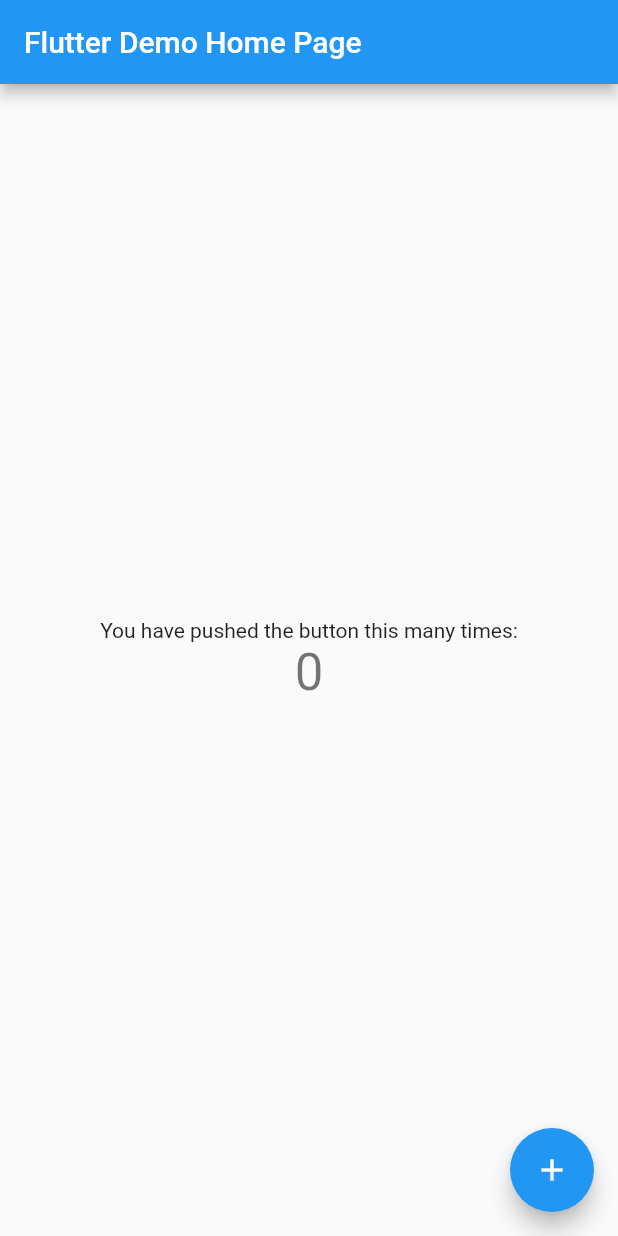
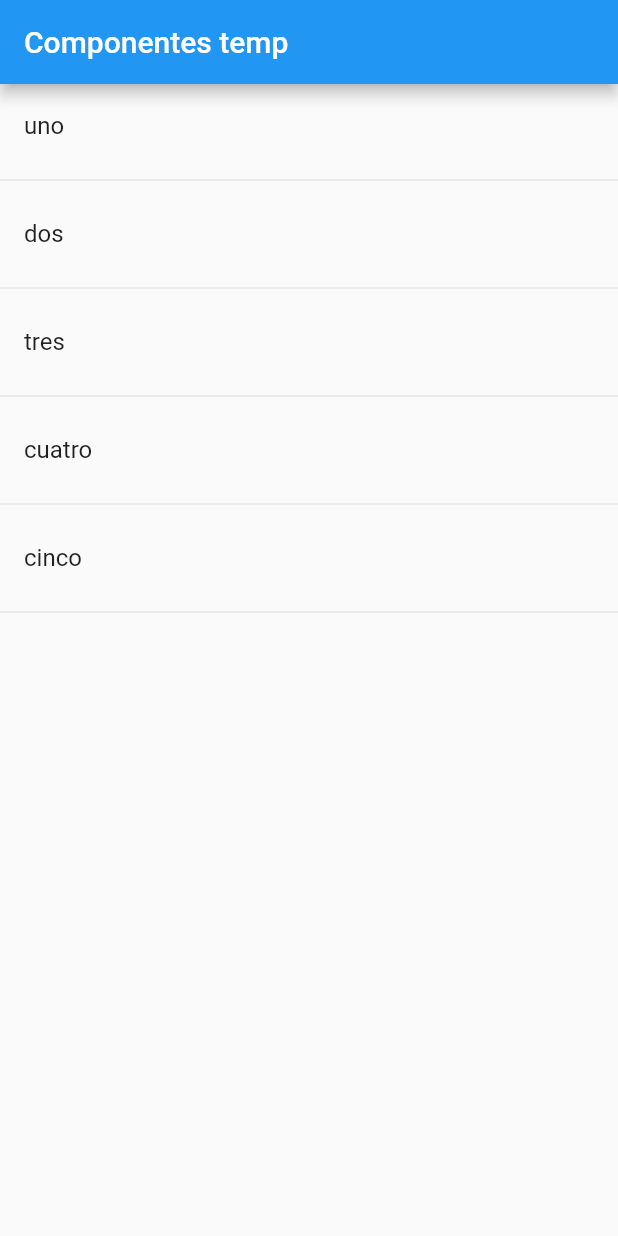
Before and after one commit to maxaqquepucho/flutter_components_practice, a Flutter app: the screen it shows after launch, on a phone screen of 412 x 824 dp. Run offline on Flutter 3.47's test engine with Material 2 defaults, Android fonts, the phone set to English and light mode, and no system bars.

Commit message:
practice with listview

```diff
--- a/lib/main.dart
+++ b/lib/main.dart
@@ -1,113 +1,11 @@
 import 'package:flutter/material.dart';
+import 'package:flutter_components/pages/home_temp.dart';
 
-void main() {
-  runApp(MyApp());
-}
+void main() => runApp(MyApp());
 
 class MyApp extends StatelessWidget {
-  // This widget is the root of your application.
   @override
   Widget build(BuildContext context) {
-    return MaterialApp(
-      title: 'Flutter Demo',
-      theme: ThemeData(
-        // This is the theme of your application.
-        //
-        // Try running your application with "flutter run". You'll see the
-        // application has a blue toolbar. Then, without quitting the app, try
-        // changing the primarySwatch below to Colors.green and then invoke
-        // "hot reload" (press "r" in the console where you ran "flutter run",
-        // or simply save your changes to "hot reload" in a Flutter IDE).
-        // Notice that the counter didn't reset back to zero; the application
-        // is not restarted.
-        primarySwatch: Colors.blue,
-      ),
-      home: MyHomePage(title: 'Flutter Demo Home Page'),
-    );
+    return MaterialApp(title: 'Material App', home: HomePageTemp());
   }
 }
-
-class MyHomePage extends StatefulWidget {
-  MyHomePage({Key key, this.title}) : super(key: key);
-
-  // This widget is the home page of your application. It is stateful, meaning
-  // that it has a State object (defined below) that contains fields that affect
-  // how it looks.
-
-  // This class is the configuration for the state. It holds the values (in this
-  // case the title) provided by the parent (in this case the App widget) and
-  // used by the build method of the State. Fields in a Widget subclass are
-  // always marked "final".
-
-  final String title;
-
-  @override
-  _MyHomePageState createState() => _MyHomePageState();
-}
-
-class _MyHomePageState extends State<MyHomePage> {
-  int _counter = 0;
-
-  void _incrementCounter() {
-    setState(() {
-      // This call to setState tells the Flutter framework that something has
-      // changed in this State, which causes it to rerun the build method below
-      // so that the display can reflect the updated values. If we changed
-      // _counter without calling setState(), then the build method would not be
-      // called again, and so nothing would appear to happen.
-      _counter++;
-    });
-  }
-
-  @override
-  Widget build(BuildContext context) {
-    // This method is rerun every time setState is called, for instance as done
-    // by the _incrementCounter method above.
-    //
-    // The Flutter framework has been optimized to make rerunning build methods
-    // fast, so that you can just rebuild anything that needs updating rather
-    // than having to individually change instances of widgets.
-    return Scaffold(
-      appBar: AppBar(
-        // Here we take the value from the MyHomePage object that was created by
-        // the App.build method, and use it to set our appbar title.
-        title: Text(widget.title),
-      ),
-      body: Center(
-        // Center is a layout widget. It takes a single child and positions it
-        // in the middle of the parent.
-        child: Column(
-          // Column is also a layout widget. It takes a list of children and
-          // arranges them vertically. By default, it sizes itself to fit its
-          // children horizontally, and tries to be as tall as its parent.
-          //
-          // Invoke "debug painting" (press "p" in the console, choose the
-          // "Toggle Debug Paint" action from the Flutter Inspector in Android
-          // Studio, or the "Toggle Debug Paint" command in Visual Studio Code)
-          // to see the wireframe for each widget.
-          //
-          // Column has various properties to control how it sizes itself and
-          // how it positions its children. Here we use mainAxisAlignment to
-          // center the children vertically; the main axis here is the vertical
-          // axis because Columns are vertical (the cross axis would be
-          // horizontal).
-          mainAxisAlignment: MainAxisAlignment.center,
-          children: <Widget>[
-            Text(
-              'You have pushed the button this many times:',
-            ),
-            Text(
-              '$_counter',
-              style: Theme.of(context).textTheme.headline4,
-            ),
-          ],
-        ),
-      ),
-      floatingActionButton: FloatingActionButton(
-        onPressed: _incrementCounter,
-        tooltip: 'Increment',
-        child: Icon(Icons.add),
-      ), // This trailing comma makes auto-formatting nicer for build methods.
-    );
-  }
-}
--- /dev/null
+++ b/lib/pages/home_temp.dart
@@ -0,0 +1,29 @@
+import 'package:flutter/material.dart';
+
+class HomePageTemp extends StatelessWidget {
+  final options = ['uno', 'dos', 'tres', 'cuatro', 'cinco'];
+
+  @override
+  Widget build(BuildContext context) {
+    return Scaffold(
+      appBar: AppBar(
+        title: Text('Componentes temp'),
+      ),
+      body: ListView(
+        children: _crearItems(),
+      ),
+    );
+  }
+
+  List<Widget> _crearItems() {
+    List<Widget> lista = List<Widget>();
+
+    for (String opt in options) {
+      final tempWidget = ListTile(
+        title: Text(opt),
+      );
+      lista..add(tempWidget)..add(Divider());
+    }
+    return lista;
+  }
+}
```
